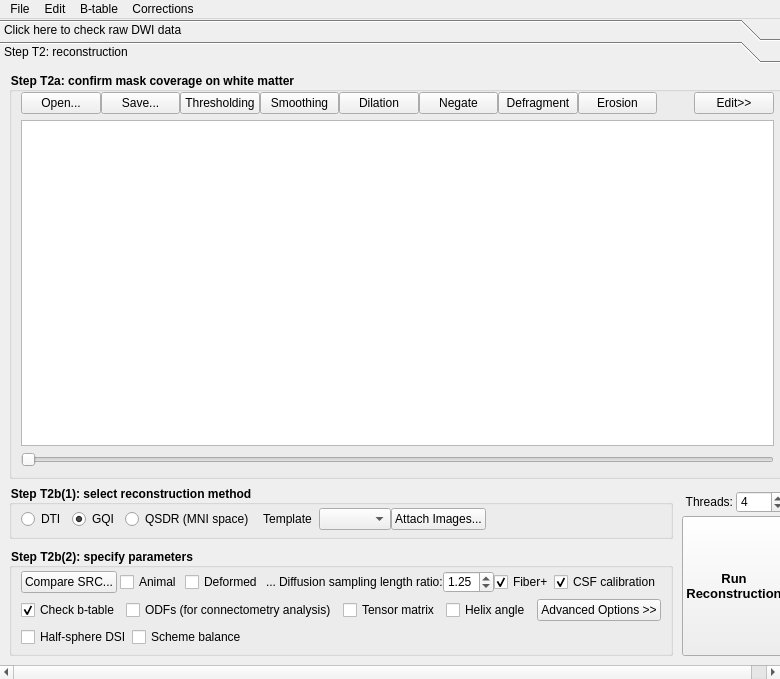
Old version of the form reconstruction/reconstruction_window.ui in the repository frankyeh/DSI-Studio.
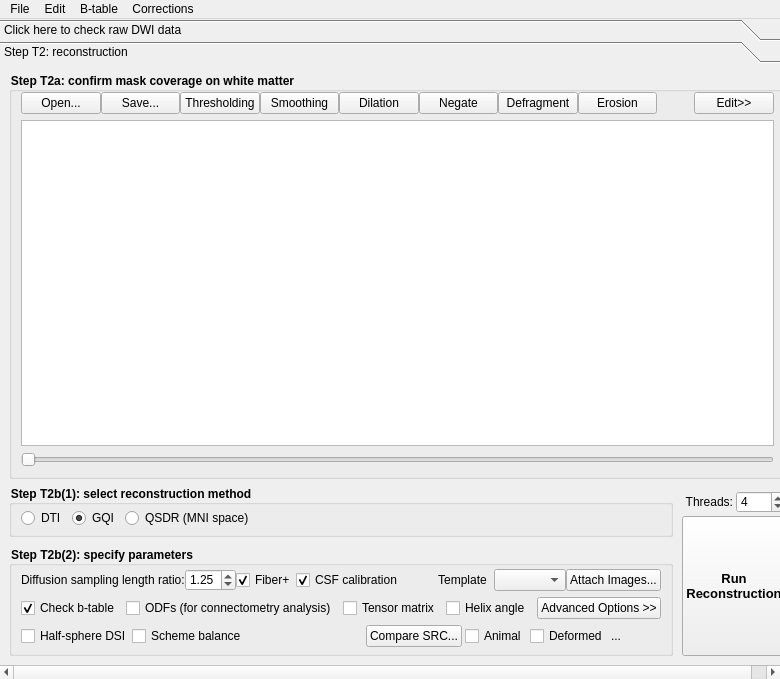
New version of the form. Icons and pictures are not drawn.

Patch:
```diff
--- a/reconstruction/reconstruction_window.ui
+++ b/reconstruction/reconstruction_window.ui
@@ -613,54 +613,6 @@
                    </property>
                   </widget>
                  </item>
-                 <item>
-                  <widget class="QWidget" name="ResolutionBox" native="true">
-                   <layout class="QHBoxLayout" name="horizontalLayout_7">
-                    <property name="leftMargin">
-                     <number>0</number>
-                    </property>
-                    <property name="topMargin">
-                     <number>0</number>
-                    </property>
-                    <property name="rightMargin">
-                     <number>0</number>
-                    </property>
-                    <property name="bottomMargin">
-                     <number>0</number>
-                    </property>
-                    <item>
-                     <layout class="QHBoxLayout" name="horizontalLayout_10">
-                      <property name="spacing">
-                       <number>0</number>
-                      </property>
-                      <item alignment="Qt::AlignRight">
-                       <widget class="QLabel" name="label_15">
-                        <property name="text">
-                         <string> Template  </string>
-                        </property>
-                       </widget>
-                      </item>
-                      <item>
-                       <widget class="QComboBox" name="primary_template"/>
-                      </item>
-                      <item>
-                       <widget class="QPushButton" name="add_t1t2">
-                        <property name="sizePolicy">
-                         <sizepolicy hsizetype="Minimum" vsizetype="Fixed">
-                          <horstretch>0</horstretch>
-                          <verstretch>0</verstretch>
-                         </sizepolicy>
-                        </property>
-                        <property name="text">
-                         <string>Attach Images...</string>
-                        </property>
-                       </widget>
-                      </item>
-                     </layout>
-                    </item>
-                   </layout>
-                  </widget>
-                 </item>
                  <item>
                   <spacer name="horizontalSpacer_7">
                    <property name="orientation">
@@ -705,74 +657,6 @@
                  <property name="rightMargin">
                   <number>0</number>
                  </property>
-                 <item>
-                  <widget class="QWidget" name="DT_Option" native="true">
-                   <layout class="QHBoxLayout" name="horizontalLayout">
-                    <property name="spacing">
-                     <number>3</number>
-                    </property>
-                    <property name="leftMargin">
-                     <number>0</number>
-                    </property>
-                    <property name="topMargin">
-                     <number>0</number>
-                    </property>
-                    <property name="rightMargin">
-                     <number>0</number>
-                    </property>
-                    <property name="bottomMargin">
-                     <number>0</number>
-                    </property>
-                    <item>
-                     <widget class="QPushButton" name="open_ddi_study_src">
-                      <property name="text">
-                       <string>Compare SRC...</string>
-                      </property>
-                     </widget>
-                    </item>
-                    <item>
-                     <widget class="QCheckBox" name="not_human_brain">
-                      <property name="text">
-                       <string>Animal</string>
-                      </property>
-                     </widget>
-                    </item>
-                    <item>
-                     <widget class="QCheckBox" name="dt_deform">
-                      <property name="sizePolicy">
-                       <sizepolicy hsizetype="Minimum" vsizetype="Fixed">
-                        <horstretch>0</horstretch>
-                        <verstretch>0</verstretch>
-                       </sizepolicy>
-                      </property>
-                      <property name="text">
-                       <string>Deformed</string>
-                      </property>
-                     </widget>
-                    </item>
-                    <item>
-                     <widget class="QLabel" name="ddi_file">
-                      <property name="text">
-                       <string>...</string>
-                      </property>
-                     </widget>
-                    </item>
-                    <item>
-                     <spacer name="horizontalSpacer_3">
-                      <property name="orientation">
-                       <enum>Qt::Horizontal</enum>
-                      </property>
-                      <property name="sizeHint" stdset="0">
-                       <size>
-                        <width>40</width>
-                        <height>20</height>
-                       </size>
-                      </property>
-                     </spacer>
-                    </item>
-                   </layout>
-                  </widget>
-                 </item>
                  <item>
                   <widget class="QWidget" name="GQIOption_2" native="true">
                    <layout class="QHBoxLayout" name="GQIOption">
@@ -791,19 +675,6 @@
                     <property name="bottomMargin">
                      <number>0</number>
                     </property>
-                    <item>
-                     <spacer name="horizontalSpacer_5">
-                      <property name="orientation">
-                       <enum>Qt::Horizontal</enum>
-                      </property>
-                      <property name="sizeHint" stdset="0">
-                       <size>
-                        <width>40</width>
-                        <height>20</height>
-                       </size>
-                      </property>
-                     </spacer>
-                    </item>
                     <item>
                      <widget class="QLabel" name="label_7">
                       <property name="text">
@@ -856,6 +727,67 @@
                       </property>
                      </widget>
                     </item>
+                    <item>
+                     <spacer name="horizontalSpacer_5">
+                      <property name="orientation">
+                       <enum>Qt::Horizontal</enum>
+                      </property>
+                      <property name="sizeHint" stdset="0">
+                       <size>
+                        <width>40</width>
+                        <height>20</height>
+                       </size>
+                      </property>
+                     </spacer>
+                    </item>
+                    <item>
+                     <widget class="QWidget" name="ResolutionBox" native="true">
+                      <layout class="QHBoxLayout" name="horizontalLayout_7">
+                       <property name="leftMargin">
+                        <number>0</number>
+                       </property>
+                       <property name="topMargin">
+                        <number>0</number>
+                       </property>
+                       <property name="rightMargin">
+                        <number>0</number>
+                       </property>
+                       <property name="bottomMargin">
+                        <number>0</number>
+                       </property>
+                       <item>
+                        <layout class="QHBoxLayout" name="horizontalLayout_10">
+                         <property name="spacing">
+                          <number>0</number>
+                         </property>
+                         <item alignment="Qt::AlignRight">
+                          <widget class="QLabel" name="label_15">
+                           <property name="text">
+                            <string> Template  </string>
+                           </property>
+                          </widget>
+                         </item>
+                         <item>
+                          <widget class="QComboBox" name="primary_template"/>
+                         </item>
+                         <item>
+                          <widget class="QPushButton" name="add_t1t2">
+                           <property name="sizePolicy">
+                            <sizepolicy hsizetype="Minimum" vsizetype="Fixed">
+                             <horstretch>0</horstretch>
+                             <verstretch>0</verstretch>
+                            </sizepolicy>
+                           </property>
+                           <property name="text">
+                            <string>Attach Images...</string>
+                           </property>
+                          </widget>
+                         </item>
+                        </layout>
+                       </item>
+                      </layout>
+                     </widget>
+                    </item>
                    </layout>
                   </widget>
                  </item>
@@ -966,6 +898,74 @@
                       </property>
                      </spacer>
                     </item>
+                    <item>
+                     <widget class="QWidget" name="DT_Option" native="true">
+                      <layout class="QHBoxLayout" name="horizontalLayout">
+                       <property name="spacing">
+                        <number>3</number>
+                       </property>
+                       <property name="leftMargin">
+                        <number>0</number>
+                       </property>
+                       <property name="topMargin">
+                        <number>0</number>
+                       </property>
+                       <property name="rightMargin">
+                        <number>0</number>
+                       </property>
+                       <property name="bottomMargin">
+                        <number>0</number>
+                       </property>
+                       <item>
+                        <widget class="QPushButton" name="open_ddi_study_src">
+                         <property name="text">
+                          <string>Compare SRC...</string>
+                         </property>
+                        </widget>
+                       </item>
+                       <item>
+                        <widget class="QCheckBox" name="not_human_brain">
+                         <property name="text">
+                          <string>Animal</string>
+                         </property>
+                        </widget>
+                       </item>
+                       <item>
+                        <widget class="QCheckBox" name="dt_deform">
+                         <property name="sizePolicy">
+                          <sizepolicy hsizetype="Minimum" vsizetype="Fixed">
+                           <horstretch>0</horstretch>
+                           <verstretch>0</verstretch>
+                          </sizepolicy>
+                         </property>
+                         <property name="text">
+                          <string>Deformed</string>
+                         </property>
+                        </widget>
+                       </item>
+                       <item>
+                        <widget class="QLabel" name="ddi_file">
+                         <property name="text">
+                          <string>...</string>
+                         </property>
+                        </widget>
+                       </item>
+                       <item>
+                        <spacer name="horizontalSpacer_3">
+                         <property name="orientation">
+                          <enum>Qt::Horizontal</enum>
+                         </property>
+                         <property name="sizeHint" stdset="0">
+                          <size>
+                           <width>40</width>
+                           <height>20</height>
+                          </size>
+                         </property>
+                        </spacer>
+                       </item>
+                      </layout>
+                     </widget>
+                    </item>
                    </layout>
                   </item>
                  </layout>
```
